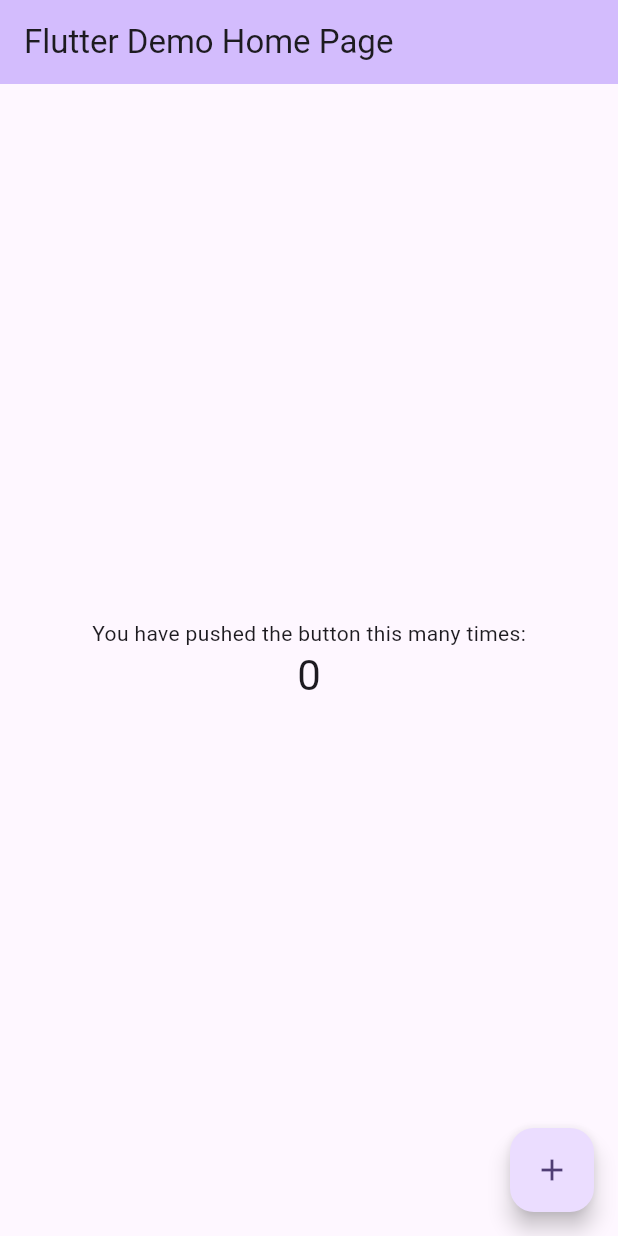
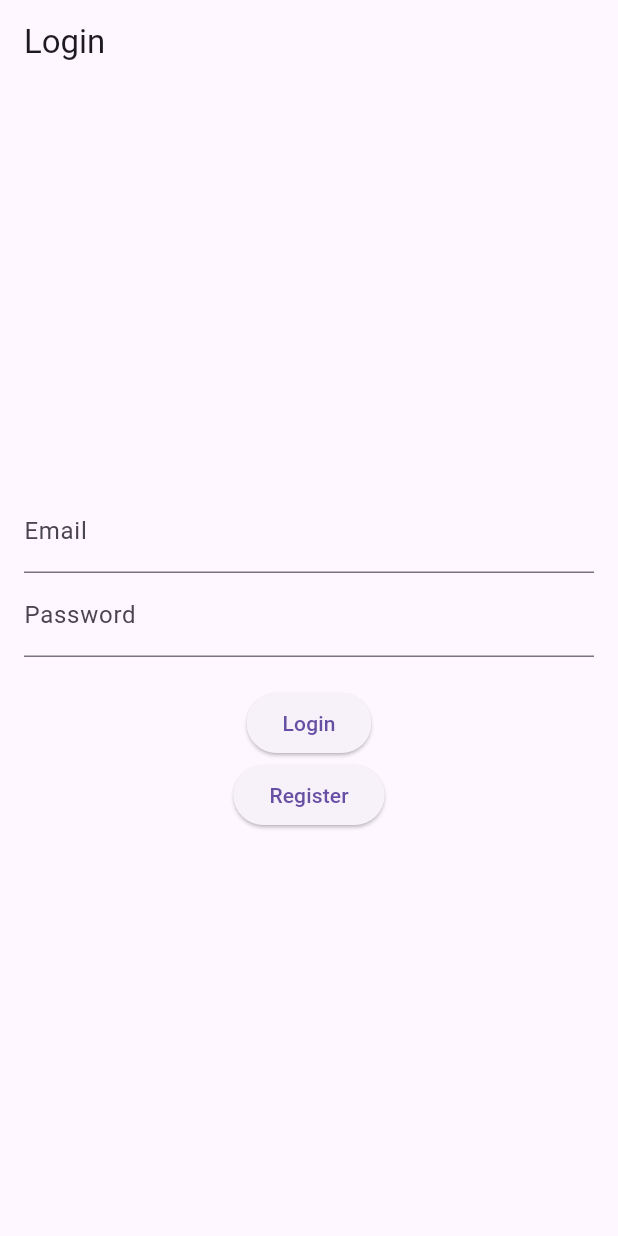
Before and after one commit to Kmorale12/Fire_taskmanager, a Flutter app: the screen it shows after launch, on a phone screen of 412 x 824 dp. Run offline on Flutter 3.47's test engine with Material 3 defaults, Android fonts, the phone set to English and light mode, and no system bars; our stand-ins replace cloud_firestore, firebase_auth, firebase_core; accounts and stored records are empty.

Commit message:
Added stuff

```diff
--- /dev/null
+++ b/firebase_task/lib/login_screen.dart
@@ -0,0 +1,79 @@
+import 'package:flutter/material.dart';
+import 'package:firebase_auth/firebase_auth.dart';
+import 'task_list_screen.dart';
+
+class LoginScreen extends StatefulWidget {
+  @override
+  _LoginScreenState createState() => _LoginScreenState();
+}
+
+class _LoginScreenState extends State<LoginScreen> {
+  final TextEditingController _emailController = TextEditingController();
+  final TextEditingController _passwordController = TextEditingController();
+  final FirebaseAuth _auth = FirebaseAuth.instance;
+
+  @override
+  Widget build(BuildContext context) {
+    return Scaffold(
+      appBar: AppBar(
+        title: Text('Login'),
+      ),
+      body: Padding(
+        padding: const EdgeInsets.all(16.0),
+        child: Column(
+          mainAxisAlignment: MainAxisAlignment.center,
+          children: [
+            TextField(
+              controller: _emailController,
+              decoration: InputDecoration(labelText: 'Email'),
+            ),
+            TextField(
+              controller: _passwordController,
+              decoration: InputDecoration(labelText: 'Password'),
+              obscureText: true,
+            ),
+            SizedBox(height: 20),
+            ElevatedButton(
+              onPressed: _login,
+              child: Text('Login'),
+            ),
+            ElevatedButton(
+              onPressed: _register,
+              child: Text('Register'),
+            ),
+          ],
+        ),
+      ),
+    );
+  }
+
+  void _login() async {
+    try {
+      UserCredential userCredential = await _auth.signInWithEmailAndPassword( //sign in with email and password
+        email: _emailController.text,
+        password: _passwordController.text,
+      );
+      Navigator.pushReplacement(
+        context,
+        MaterialPageRoute(builder: (context) => TaskListScreen()),
+      );
+    } catch (e) {
+      print('Failed to sign in: $e');
+    }
+  }
+
+  void _register() async {
+    try {
+      UserCredential userCredential = await _auth.createUserWithEmailAndPassword(
+        email: _emailController.text,
+        password: _passwordController.text, //use firebase_auth to create a new user with email and password
+      );
+      Navigator.pushReplacement(
+        context,
+        MaterialPageRoute(builder: (context) => TaskListScreen()),
+      );
+    } catch (e) {
+      print('Failed to register: $e');
+    }
+  }
+}
--- a/firebase_task/lib/main.dart
+++ b/firebase_task/lib/main.dart
@@ -1,125 +1,23 @@
 import 'package:flutter/material.dart';
+import 'package:firebase_core/firebase_core.dart';
+import 'task_list_screen.dart';
+import 'login_screen.dart';
 
-void main() {
-  runApp(const MyApp());
+void main() async {
+  WidgetsFlutterBinding.ensureInitialized();
+  await Firebase.initializeApp();
+  runApp(MyApp());
 }
 
 class MyApp extends StatelessWidget {
-  const MyApp({super.key});
-
-  // This widget is the root of your application.
   @override
   Widget build(BuildContext context) {
     return MaterialApp(
       title: 'Flutter Demo',
       theme: ThemeData(
-        // This is the theme of your application.
-        //
-        // TRY THIS: Try running your application with "flutter run". You'll see
-        // the application has a purple toolbar. Then, without quitting the app,
-        // try changing the seedColor in the colorScheme below to Colors.green
-        // and then invoke "hot reload" (save your changes or press the "hot
-        // reload" button in a Flutter-supported IDE, or press "r" if you used
-        // the command line to start the app).
-        //
-        // Notice that the counter didn't reset back to zero; the application
-        // state is not lost during the reload. To reset the state, use hot
-        // restart instead.
-        //
-        // This works for code too, not just values: Most code changes can be
-        // tested with just a hot reload.
-        colorScheme: ColorScheme.fromSeed(seedColor: Colors.deepPurple),
-        useMaterial3: true,
+        primarySwatch: Colors.blue,
       ),
-      home: const MyHomePage(title: 'Flutter Demo Home Page'),
+      home: LoginScreen(), //display LoginScreen
     );
   }
 }
-
-class MyHomePage extends StatefulWidget {
-  const MyHomePage({super.key, required this.title});
-
-  // This widget is the home page of your application. It is stateful, meaning
-  // that it has a State object (defined below) that contains fields that affect
-  // how it looks.
-
-  // This class is the configuration for the state. It holds the values (in this
-  // case the title) provided by the parent (in this case the App widget) and
-  // used by the build method of the State. Fields in a Widget subclass are
-  // always marked "final".
-
-  final String title;
-
-  @override
-  State<MyHomePage> createState() => _MyHomePageState();
-}
-
-class _MyHomePageState extends State<MyHomePage> {
-  int _counter = 0;
-
-  void _incrementCounter() {
-    setState(() {
-      // This call to setState tells the Flutter framework that something has
-      // changed in this State, which causes it to rerun the build method below
-      // so that the display can reflect the updated values. If we changed
-      // _counter without calling setState(), then the build method would not be
-      // called again, and so nothing would appear to happen.
-      _counter++;
-    });
-  }
-
-  @override
-  Widget build(BuildContext context) {
-    // This method is rerun every time setState is called, for instance as done
-    // by the _incrementCounter method above.
-    //
-    // The Flutter framework has been optimized to make rerunning build methods
-    // fast, so that you can just rebuild anything that needs updating rather
-    // than having to individually change instances of widgets.
-    return Scaffold(
-      appBar: AppBar(
-        // TRY THIS: Try changing the color here to a specific color (to
-        // Colors.amber, perhaps?) and trigger a hot reload to see the AppBar
-        // change color while the other colors stay the same.
-        backgroundColor: Theme.of(context).colorScheme.inversePrimary,
-        // Here we take the value from the MyHomePage object that was created by
-        // the App.build method, and use it to set our appbar title.
-        title: Text(widget.title),
-      ),
-      body: Center(
-        // Center is a layout widget. It takes a single child and positions it
-        // in the middle of the parent.
-        child: Column(
-          // Column is also a layout widget. It takes a list of children and
-          // arranges them vertically. By default, it sizes itself to fit its
-          // children horizontally, and tries to be as tall as its parent.
-          //
-          // Column has various properties to control how it sizes itself and
-          // how it positions its children. Here we use mainAxisAlignment to
-          // center the children vertically; the main axis here is the vertical
-          // axis because Columns are vertical (the cross axis would be
-          // horizontal).
-          //
-          // TRY THIS: Invoke "debug painting" (choose the "Toggle Debug Paint"
-          // action in the IDE, or press "p" in the console), to see the
-          // wireframe for each widget.
-          mainAxisAlignment: MainAxisAlignment.center,
-          children: <Widget>[
-            const Text(
-              'You have pushed the button this many times:',
-            ),
-            Text(
-              '$_counter',
-              style: Theme.of(context).textTheme.headlineMedium,
-            ),
-          ],
-        ),
-      ),
-      floatingActionButton: FloatingActionButton(
-        onPressed: _incrementCounter,
-        tooltip: 'Increment',
-        child: const Icon(Icons.add),
-      ), // This trailing comma makes auto-formatting nicer for build methods.
-    );
-  }
-}
--- a/firebase_task/pubspec.yaml
+++ b/firebase_task/pubspec.yaml
@@ -35,6 +35,9 @@ dependencies:
   # The following adds the Cupertino Icons font to your application.
   # Use with the CupertinoIcons class for iOS style icons.
   cupertino_icons: ^1.0.8
+  firebase_core: ^3.6.0
+  firebase_auth: ^5.3.1
+  cloud_firestore: ^5.4.4
 
 dev_dependencies:
   flutter_test:
```
Also changed, not shown: firebase_task/lib/task_list_screen.dart (added, +159 -0 lines), firebase_task/firebase.json (added), firebase_task/lib/firebase_options.dart (added), firebase_task/pubspec.lock, 6 other files.
